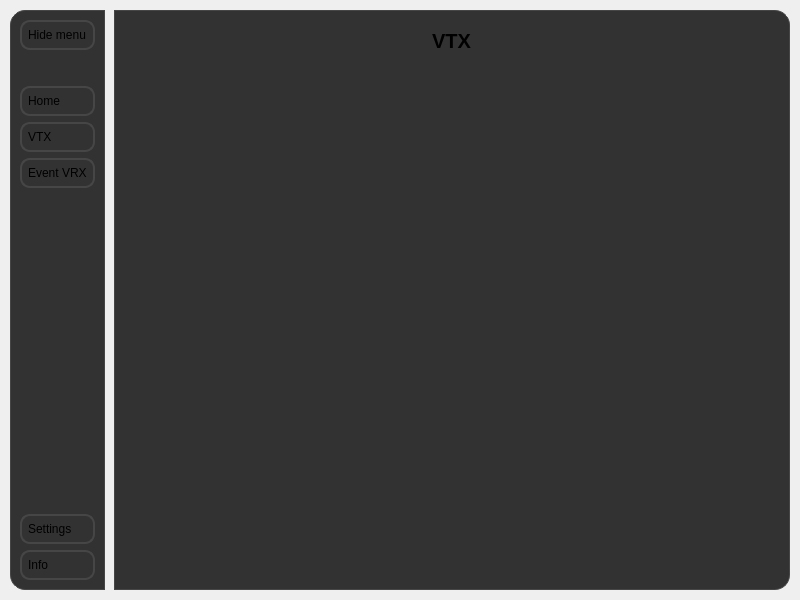
This is ui/main_window.ui in Giieniox256/hdzero-programmer as Qt 5 draws it before an edit. The edited form follows.
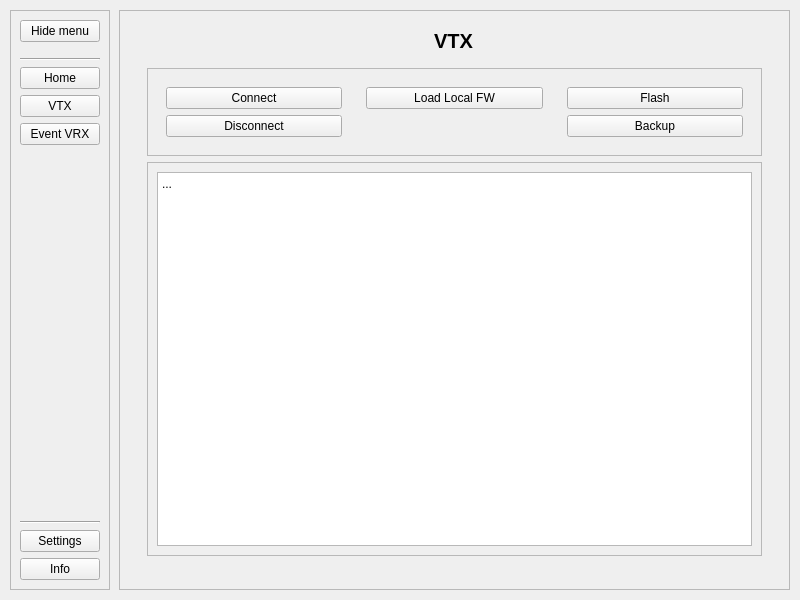
This is the edited form. Icons and pictures are not drawn.

Commit message: add window style and create class for core interface

What changed in the file:
```diff
--- a/ui/main_window.ui
+++ b/ui/main_window.ui
@@ -30,30 +30,7 @@
     <normaloff>:/icons/icons/HDZeroIcon.ico</normaloff>:/icons/icons/HDZeroIcon.ico</iconset>
   </property>
   <property name="styleSheet">
-   <string notr="true">#left_sidebar_frame{
-	background-color: #323232;
-	border: 1px solid #464646;
-	border-top-left-radius: 15px;
-	border-bottom-left-radius: 15px;
-}
-
-#main_frame{
-    background-color: #323232;
-	border: 1px solid #464646;
-	border-top-right-radius: 15px;
-	border-bottom-right-radius: 15px;
-}
-
-QPushButton{
-	padding: 6px;
-	text-align: left;
-	border: 2px solid #464646;
-	border-radius: 10px;
-}
-
-#slogan{
-	padding: 20px;
-}</string>
+   <string notr="true"/>
   </property>
   <property name="iconSize">
    <size>
@@ -127,7 +104,7 @@
            <number>0</number>
           </property>
           <property name="bottomMargin">
-           <number>30</number>
+           <number>10</number>
           </property>
           <item>
            <widget class="QPushButton" name="btn_toggle_menu">
@@ -149,6 +126,13 @@
          </layout>
         </widget>
        </item>
+       <item>
+        <widget class="Line" name="line">
+         <property name="orientation">
+          <enum>Qt::Orientation::Horizontal</enum>
+         </property>
+        </widget>
+       </item>
        <item>
         <widget class="QWidget" name="sidebar_mid" native="true">
          <layout class="QVBoxLayout" name="verticalLayout_4">
@@ -231,6 +215,13 @@
          </property>
         </spacer>
        </item>
+       <item>
+        <widget class="Line" name="line_2">
+         <property name="orientation">
+          <enum>Qt::Orientation::Horizontal</enum>
+         </property>
+        </widget>
+       </item>
        <item>
         <widget class="QWidget" name="sidebar_footer" native="true">
          <layout class="QVBoxLayout" name="verticalLayout_2">
@@ -411,6 +402,122 @@
                <verstretch>0</verstretch>
               </sizepolicy>
              </property>
+             <layout class="QVBoxLayout" name="verticalLayout_15">
+              <item alignment="Qt::AlignmentFlag::AlignTop">
+               <widget class="QFrame" name="frame_vtx_buttons">
+                <property name="frameShape">
+                 <enum>QFrame::Shape::StyledPanel</enum>
+                </property>
+                <property name="frameShadow">
+                 <enum>QFrame::Shadow::Raised</enum>
+                </property>
+                <layout class="QHBoxLayout" name="horizontalLayout_2">
+                 <item alignment="Qt::AlignmentFlag::AlignTop">
+                  <widget class="QWidget" name="widget_10" native="true">
+                   <layout class="QVBoxLayout" name="verticalLayout_16">
+                    <item>
+                     <widget class="QPushButton" name="pushButton">
+                      <property name="text">
+                       <string>Connect</string>
+                      </property>
+                      <property name="icon">
+                       <iconset resource="../src/resources.qrc">
+                        <normaloff>:/icons/icons/link.svg</normaloff>:/icons/icons/link.svg</iconset>
+                      </property>
+                     </widget>
+                    </item>
+                    <item>
+                     <widget class="QPushButton" name="pushButton_2">
+                      <property name="text">
+                       <string>Disconnect</string>
+                      </property>
+                      <property name="icon">
+                       <iconset resource="../src/resources.qrc">
+                        <normaloff>:/icons/icons/slash.svg</normaloff>:/icons/icons/slash.svg</iconset>
+                      </property>
+                     </widget>
+                    </item>
+                   </layout>
+                  </widget>
+                 </item>
+                 <item alignment="Qt::AlignmentFlag::AlignTop">
+                  <widget class="QWidget" name="widget_12" native="true">
+                   <layout class="QVBoxLayout" name="verticalLayout_18">
+                    <item>
+                     <widget class="QPushButton" name="btn_load_fw_local_vtx">
+                      <property name="text">
+                       <string>Load Local FW</string>
+                      </property>
+                      <property name="icon">
+                       <iconset resource="../src/resources.qrc">
+                        <normaloff>:/icons/icons/download.svg</normaloff>:/icons/icons/download.svg</iconset>
+                      </property>
+                     </widget>
+                    </item>
+                   </layout>
+                  </widget>
+                 </item>
+                 <item alignment="Qt::AlignmentFlag::AlignTop">
+                  <widget class="QWidget" name="widget_11" native="true">
+                   <layout class="QVBoxLayout" name="verticalLayout_17">
+                    <item>
+                     <widget class="QPushButton" name="pushButton_3">
+                      <property name="text">
+                       <string>Flash</string>
+                      </property>
+                      <property name="icon">
+                       <iconset resource="../src/resources.qrc">
+                        <normaloff>:/icons/icons/log-out.svg</normaloff>:/icons/icons/log-out.svg</iconset>
+                      </property>
+                     </widget>
+                    </item>
+                    <item>
+                     <widget class="QPushButton" name="pushButton_4">
+                      <property name="text">
+                       <string>Backup</string>
+                      </property>
+                      <property name="icon">
+                       <iconset resource="../src/resources.qrc">
+                        <normaloff>:/icons/icons/hard-drive.svg</normaloff>:/icons/icons/hard-drive.svg</iconset>
+                      </property>
+                     </widget>
+                    </item>
+                   </layout>
+                  </widget>
+                 </item>
+                </layout>
+               </widget>
+              </item>
+              <item>
+               <widget class="QFrame" name="frame">
+                <property name="frameShape">
+                 <enum>QFrame::Shape::StyledPanel</enum>
+                </property>
+                <property name="frameShadow">
+                 <enum>QFrame::Shadow::Raised</enum>
+                </property>
+                <layout class="QVBoxLayout" name="verticalLayout_19">
+                 <item>
+                  <widget class="QTextBrowser" name="tb_vtx">
+                   <property name="html">
+                    <string>&lt;!DOCTYPE HTML PUBLIC &quot;-//W3C//DTD HTML 4.0//EN&quot; &quot;http://www.w3.org/TR/REC-html40/strict.dtd&quot;&gt;
+&lt;html&gt;&lt;head&gt;&lt;meta name=&quot;qrichtext&quot; content=&quot;1&quot; /&gt;&lt;meta charset=&quot;utf-8&quot; /&gt;&lt;style type=&quot;text/css&quot;&gt;
+p, li { white-space: pre-wrap; }
+hr { height: 1px; border-width: 0; }
+li.unchecked::marker { content: &quot;\2610&quot;; }
+li.checked::marker { content: &quot;\2612&quot;; }
+&lt;/style&gt;&lt;/head&gt;&lt;body style=&quot; font-family:'Segoe UI'; font-size:9pt; font-weight:400; font-style:normal;&quot;&gt;
+&lt;p style=&quot; margin-top:0px; margin-bottom:0px; margin-left:0px; margin-right:0px; -qt-block-indent:0; text-indent:0px;&quot;&gt;...&lt;/p&gt;&lt;/body&gt;&lt;/html&gt;</string>
+                   </property>
+                  </widget>
+                 </item>
+                </layout>
+               </widget>
+              </item>
+              <item>
+               <widget class="QWidget" name="widget_9" native="true"/>
+              </item>
+             </layout>
             </widget>
            </item>
           </layout>
```
Left out of the diff: 2 changed lines with no effect on the pictures. The commit also changes 4 other files.
